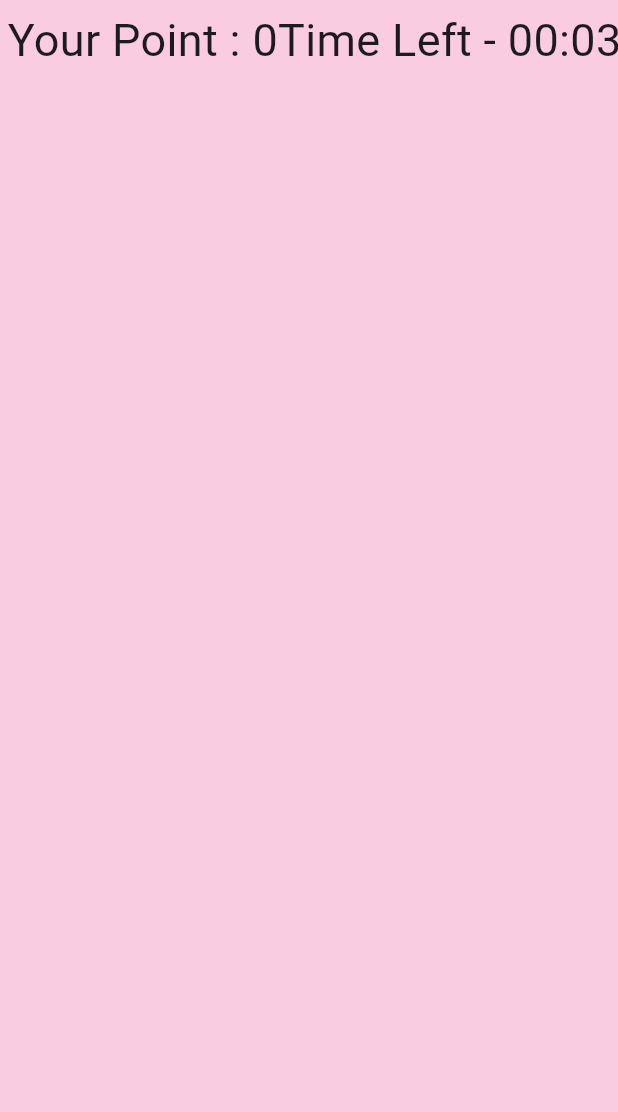
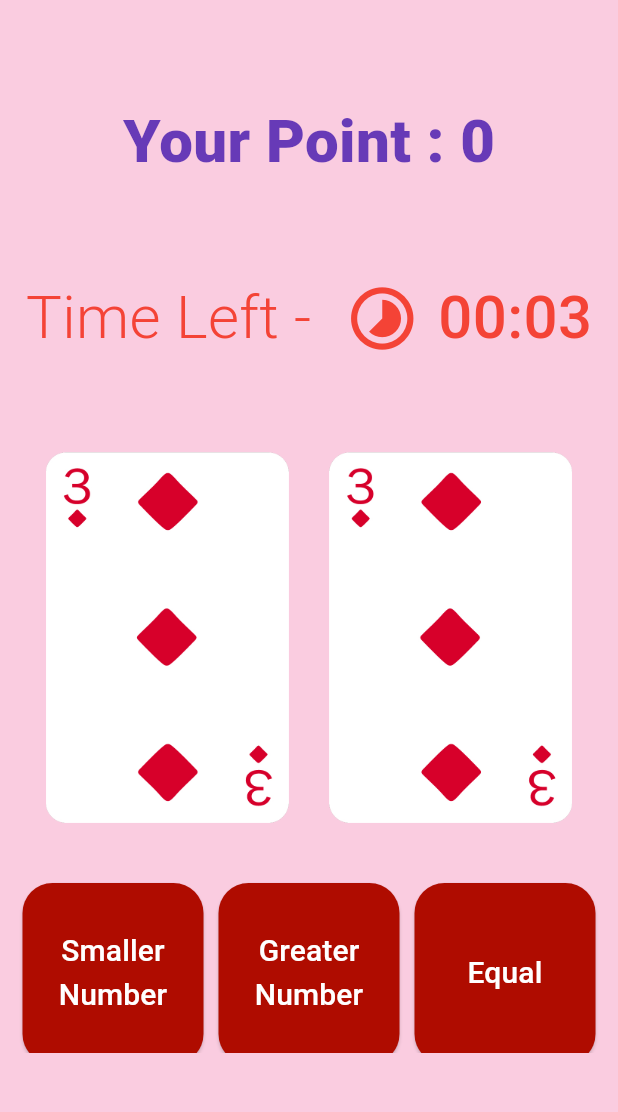
Before and after one commit to MyoMinSoe/guess_card_smaller_or_greater_withOnlyTimer, a Flutter app: the screen it shows after launch, on a phone screen of 412 x 824 dp, the part 84-1196 px from its top. Run offline on Flutter 3.47's test engine with Material 3 defaults, Android fonts, the phone set to English and light mode, and no system bars.

Commit message:
add file and edit some codes

```diff
--- a/lib/card_model_and_list/card_list.dart
+++ b/lib/card_model_and_list/card_list.dart
@@ -13,8 +13,8 @@ class CardList {
     CardModel(image: Assets.assets8, number: 8),
     CardModel(image: Assets.assets9, number: 9),
     CardModel(image: Assets.assets10, number: 10),
-    CardModel(image: Assets.assetsJ, number: 11),
-    CardModel(image: Assets.assetsK, number: 12),
-    CardModel(image: Assets.assetsQ, number: 13),
+    CardModel(image: Assets.assetsJack, number: 11),
+    CardModel(image: Assets.assetsKing, number: 12),
+    CardModel(image: Assets.assetsQueen, number: 13),
   ];
 }
--- a/lib/constants/assets.dart
+++ b/lib/constants/assets.dart
@@ -2,58 +2,58 @@ class Assets {
   Assets._();
 
   /// Assets for assets10
-  /// images/10.jpg
-  static const String assets10 = "images/10.jpg";
+  /// images/10.png
+  static const String assets10 = "images/10.png";
 
   /// Assets for assets2
-  /// images/2.jpg
-  static const String assets2 = "images/2.jpg";
+  /// images/2.png
+  static const String assets2 = "images/2.png";
 
   /// Assets for assets3
-  /// images/3.jpg
-  static const String assets3 = "images/3.jpg";
+  /// images/3.png
+  static const String assets3 = "images/3.png";
 
   /// Assets for assets4
-  /// images/4.jpg
-  static const String assets4 = "images/4.jpg";
+  /// images/4.png
+  static const String assets4 = "images/4.png";
 
   /// Assets for assets5
-  /// images/5.jpg
-  static const String assets5 = "images/5.jpg";
+  /// images/5.png
+  static const String assets5 = "images/5.png";
 
   /// Assets for assets6
-  /// images/6.jpg
-  static const String assets6 = "images/6.jpg";
+  /// images/6.png
+  static const String assets6 = "images/6.png";
 
   /// Assets for assets7
-  /// images/7.jpg
-  static const String assets7 = "images/7.jpg";
+  /// images/7.png
+  static const String assets7 = "images/7.png";
 
   /// Assets for assets8
-  /// images/8.jpg
-  static const String assets8 = "images/8.jpg";
+  /// images/8.png
+  static const String assets8 = "images/8.png";
 
   /// Assets for assets9
-  /// images/9.jpg
-  static const String assets9 = "images/9.jpg";
+  /// images/9.png
+  static const String assets9 = "images/9.png";
 
   /// Assets for assetsA
-  /// images/A.jpg
-  static const String assetsA = "images/A.jpg";
+  /// images/A.png
+  static const String assetsA = "images/A.png";
 
   /// Assets for assetsBack
-  /// images/back.jpg
-  static const String assetsBack = "images/back.jpg";
+  /// images/back.png
+  static const String assetsBack = "images/back.png";
 
-  /// Assets for assetsJ
-  /// images/J.jpg
-  static const String assetsJ = "images/J.jpg";
+  /// Assets for assetsJack
+  /// images/jack.png
+  static const String assetsJack = "images/jack.png";
 
-  /// Assets for assetsK
-  /// images/K.jpg
-  static const String assetsK = "images/K.jpg";
+  /// Assets for assetsKing
+  /// images/king.png
+  static const String assetsKing = "images/king.png";
 
-  /// Assets for assetsQ
-  /// images/Q.jpg
-  static const String assetsQ = "images/Q.jpg";
+  /// Assets for assetsQueen
+  /// images/queen.png
+  static const String assetsQueen = "images/queen.png";
 }
--- a/lib/widgets/countdown_widget.dart
+++ b/lib/widgets/countdown_widget.dart
@@ -47,9 +47,31 @@ class _PeriodicTimerWidgetState extends State<PeriodicTimerWidget> {
 
   @override
   Widget build(BuildContext context) {
-    return Text(
-      'Time Left - 00:0$timecount',
-      style: const TextStyle(fontSize: 30),
+    return Row(
+      mainAxisAlignment: MainAxisAlignment.spaceEvenly,
+      children: [
+        const Text(
+          'Time Left - ',
+          style: TextStyle(
+            color: Colors.red,
+            fontSize: 40,
+            fontWeight: FontWeight.w300,
+          ),
+        ),
+        const Icon(
+          Icons.timelapse,
+          size: 50,
+          color: Colors.red,
+        ),
+        Text(
+          '00:0$timecount',
+          style: const TextStyle(
+            color: Colors.red,
+            fontSize: 40,
+            fontWeight: FontWeight.w500,
+          ),
+        ),
+      ],
     );
   }
 }
--- /dev/null
+++ b/lib/widgets/flip_card.dart
@@ -0,0 +1,126 @@
+import 'package:flutter/material.dart';
+import 'package:guess_card_smaller_or_greater/card_model_and_list/card_list.dart';
+import 'package:guess_card_smaller_or_greater/card_model_and_list/card_model.dart';
+
+class FlipCardAndButton extends StatefulWidget {
+  final int point;
+  final Function(int) onCheck;
+  FlipCardAndButton({
+    super.key,
+    required this.point,
+    required this.onCheck,
+  });
+
+  @override
+  State<FlipCardAndButton> createState() => _FlipCardAndButtonState();
+}
+
+class _FlipCardAndButtonState extends State<FlipCardAndButton> {
+  List<String> guessNumber = ['Smaller Number', 'Greater Number', 'Equal'];
+  List<CardModel> card1 = [];
+  List<CardModel> card2 = [];
+  @override
+  void initState() {
+    card1.addAll(CardList().cardlist);
+    card2.addAll(CardList().cardlist);
+    card1.shuffle();
+    card2.shuffle();
+    super.initState();
+  }
+
+  void onCheck(String s) {
+    switch (s) {
+      case 'Smaller Number':
+        if (card1[0].number < card2[0].number) {
+          widget.onCheck(1);
+        } else {
+          widget.onCheck(-1);
+        }
+        break;
+      case 'Greater Number':
+        if (card1[0].number > card2[0].number) {
+          widget.onCheck(1);
+        } else {
+          widget.onCheck(-1);
+        }
+        break;
+      case 'Equal':
+        if (card1[0].number == card2[0].number) {
+          widget.onCheck(1);
+        } else {
+          widget.onCheck(-1);
+        }
+        break;
+    }
+    setState(() {});
+  }
+
+  @override
+  Widget build(BuildContext context) {
+    Size size = MediaQuery.of(context).size;
+    double high = size.height;
+    double width = size.width;
+    return Center(
+        child: Column(
+      children: [
+        Row(
+          mainAxisAlignment: MainAxisAlignment.spaceEvenly,
+          children: [
+            SizedBox(
+              width: width * 0.4,
+              height: high * 0.3,
+              child: Image.asset(
+                card1[0].image,
+                fit: BoxFit.contain,
+              ),
+            ),
+            SizedBox(
+              width: width * 0.4,
+              height: high * 0.3,
+              child: Image.asset(
+                card2[0].image,
+                fit: BoxFit.contain,
+              ),
+            ),
+          ],
+        ),
+        SizedBox(height: 30),
+        SizedBox(
+          height: high * 0.15,
+          child: GridView.builder(
+              shrinkWrap: true,
+              padding: EdgeInsets.all(10),
+              physics: const NeverScrollableScrollPhysics(),
+              itemCount: guessNumber.length,
+              gridDelegate: const SliverGridDelegateWithFixedCrossAxisCount(
+                crossAxisCount: 3,
+                mainAxisSpacing: 10,
+                crossAxisSpacing: 10,
+              ),
+              itemBuilder: (context, index) {
+                return ElevatedButton(
+                  style: ElevatedButton.styleFrom(
+                    backgroundColor: const Color.fromARGB(255, 175, 12, 0),
+                    foregroundColor: Colors.white,
+                    shape: const RoundedRectangleBorder(
+                      borderRadius: BorderRadius.all(
+                        Radius.circular(20),
+                      ),
+                    ),
+                  ),
+                  onPressed: () {
+                    onCheck(guessNumber[index]);
+                    setState(() {});
+                  },
+                  child: Text(
+                    textAlign: TextAlign.center,
+                    guessNumber[index],
+                    style: const TextStyle(fontSize: 20),
+                  ),
+                );
+              }),
+        )
+      ],
+    ));
+  }
+}
--- a/lib/widgets/main_screen.dart
+++ b/lib/widgets/main_screen.dart
@@ -1,5 +1,6 @@
 import 'package:flutter/material.dart';
 import 'package:guess_card_smaller_or_greater/widgets/countdown_widget.dart';
+import 'package:guess_card_smaller_or_greater/widgets/flip_card.dart';
 
 class MainScreen extends StatefulWidget {
   MainScreen({
@@ -19,22 +20,28 @@ class _MainScreenState extends State<MainScreen> {
       padding: const EdgeInsets.all(5),
       child: Center(
         child: Column(
-          children: [
-            Row(
+          mainAxisAlignment: MainAxisAlignment.spaceEvenly,
           children: [
             Text(
               'Your Point : $point',
-                  style: const TextStyle(fontSize: 30),
+              style: const TextStyle(
+                fontSize: 40,
+                fontWeight: FontWeight.w900,
+                color: Colors.deepPurple,
               ),
-                const Spacer(),
+            ),
             PeriodicTimerWidget(
                 point: point,
                 onCountChange: (int pt) {
-                      point += pt;
+                  point = pt;
                   setState(() {});
-                    })
-              ],
-            ),
+                }),
+            FlipCardAndButton(
+                point: point,
+                onCheck: (int p) {
+                  point += p;
+                  setState(() {});
+                }),
           ],
         ),
       ),
```
Lines whose indentation alone changed are shown as unchanged.
